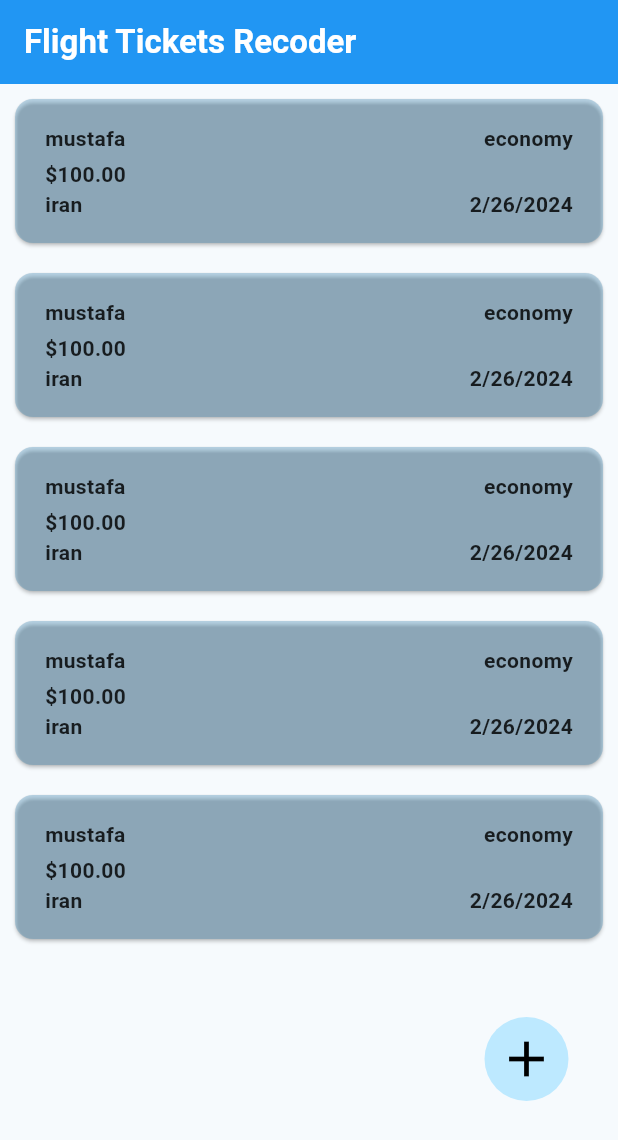
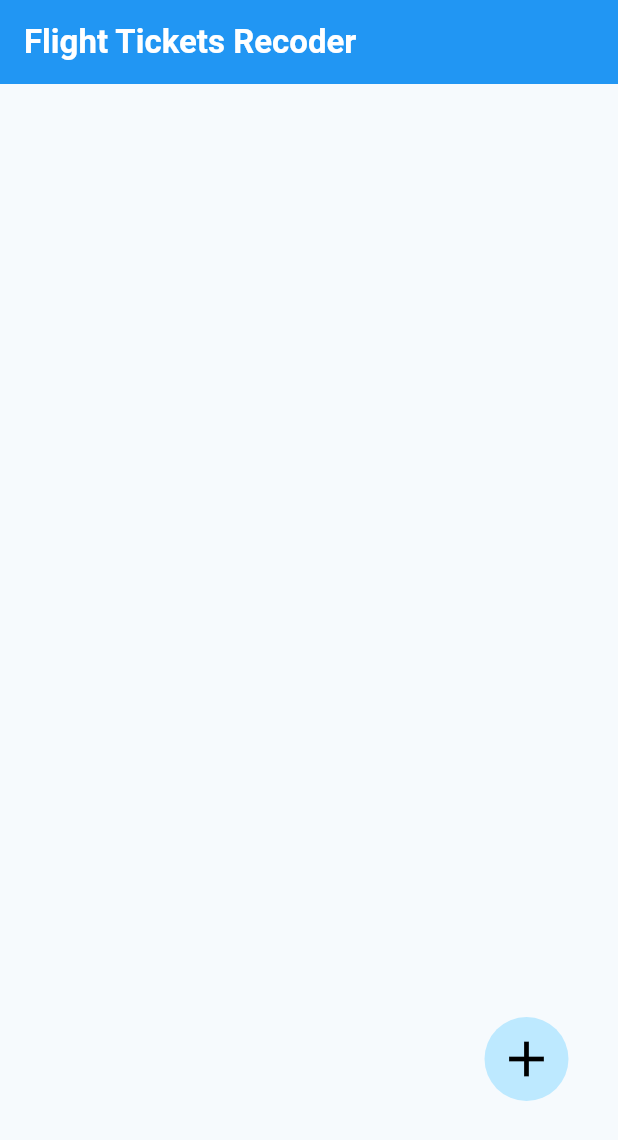
Before and after one commit to itmr97/Flight-Ticket-Recorder, a Flutter app: the screen it shows after launch, on a phone screen of 412 x 824 dp. Shown: the top 1140 px of the screen. Run offline on Flutter 3.47's test engine with Material 3 defaults, Android fonts, the phone set to English and light mode, and no system bars.

Commit message:
my changes

```diff
--- a/lib/recoder.dart
+++ b/lib/recoder.dart
@@ -16,15 +16,7 @@ class Recoder extends StatefulWidget {
 
 
 class _RecoderState extends State<Recoder> {
-  final List<Ticket> _registredtikets = [
-    Ticket(name: 'mustafa', price: 100, date: DateTime.now(), destnation: Destnation.iran, section: Section.economy),
-        Ticket(name: 'mustafa', price: 100, date: DateTime.now(), destnation: Destnation.iran, section: Section.economy),
-    Ticket(name: 'mustafa', price: 100, date: DateTime.now(), destnation: Destnation.iran, section: Section.economy),
-    Ticket(name: 'mustafa', price: 100, date: DateTime.now(), destnation: Destnation.iran, section: Section.economy),
-    Ticket(name: 'mustafa', price: 100, date: DateTime.now(), destnation: Destnation.iran, section: Section.economy),
-
-
-  ];
+  final List<Ticket> _registredtikets = [ ];
 
   void removetickets(Ticket ticket)
   {
```
